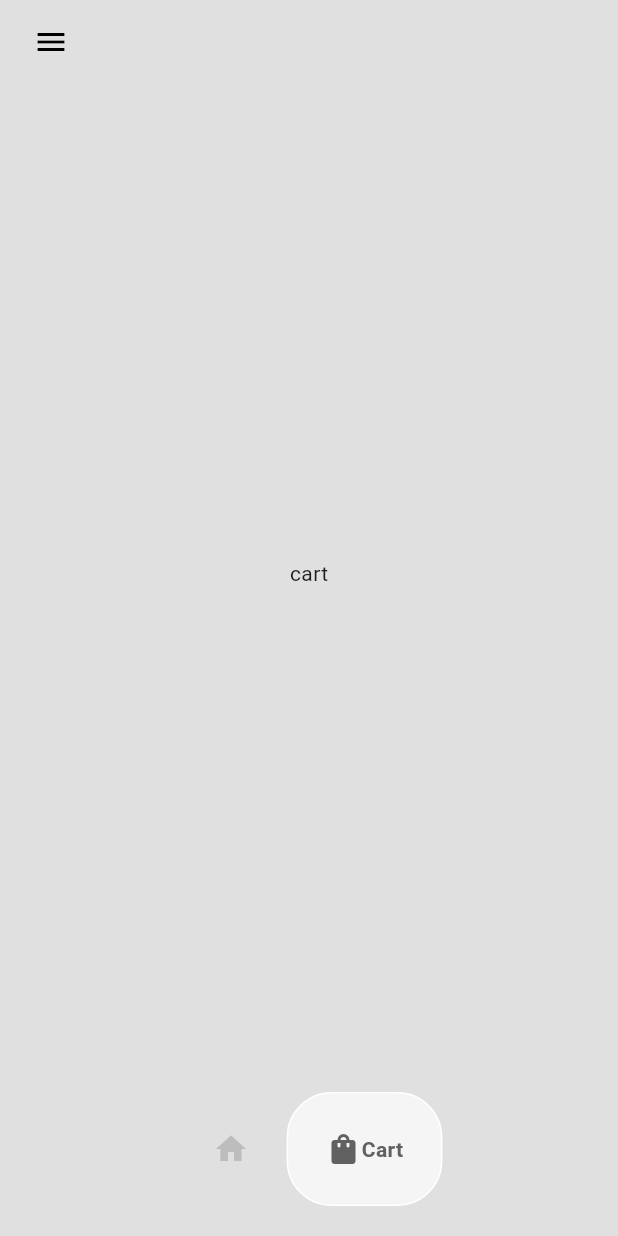
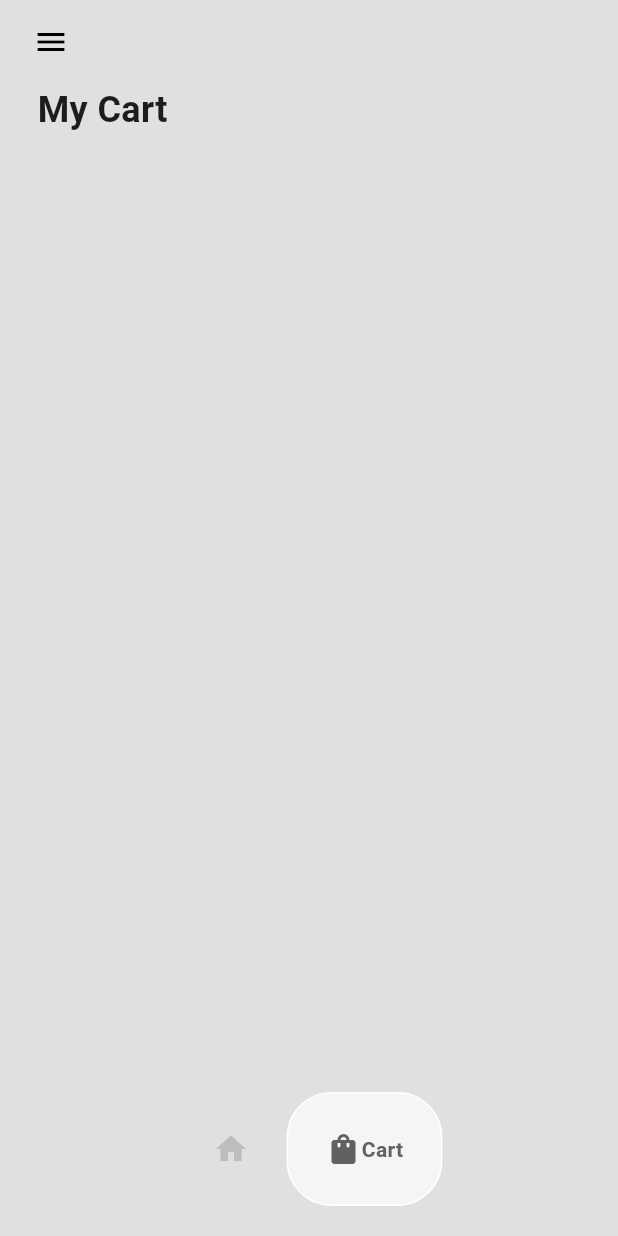
Before and after one commit to KowKeeYee/ecommerce, a Flutter app: the HomePage screen opened directly, item 2 of the bottom bar chosen, on a phone screen of 412 x 824 dp. Run offline on Flutter 3.47's test engine with Material 3 defaults, Android fonts, the phone set to English and light mode, and no system bars; drawn by our look-alikes of google_nav_bar.

Commit message:
cart page

```diff
--- /dev/null
+++ b/lib/models/cart.dart
@@ -0,0 +1,51 @@
+import 'package:ecommerce/models/shoe.dart';
+import 'package:flutter/material.dart';
+
+class Cart extends ChangeNotifier {
+  //list of shoes for sale
+  List<Shoe> shoeShop = [
+    Shoe(
+      name: 'Nike Air Force',
+      price: '288',
+      imagePath: 'lib/images/custom-nike-air-force-1-mid.png',
+      description: 'The forward-thinking design',
+    ),
+    Shoe(
+      name: 'Nike Waffle',
+      price: '200',
+      imagePath: 'lib/images/NIKE+WAFFLE+NAV.png',
+      description: 'Hops and Speed-lace up',
+    ),
+    Shoe(
+      name: 'Nike BLAZER',
+      price: '200',
+      imagePath: 'lib/images/BLAZER+MID.png',
+      description: 'Secure midfoot strap',
+    ),
+  ];
+
+  //list of items in user cart
+  List<Shoe> userCart = [];
+
+  //get list of shoes for sale
+  List<Shoe> getShoeList() {
+    return shoeShop;
+  }
+
+  //get cart
+  List<Shoe> getUserCart() {
+    return userCart;
+  }
+
+  //add items to cart
+  void addItemToCart(Shoe shoe) {
+    userCart.add(shoe);
+    notifyListeners();
+  }
+
+  //remove item from cart
+  void removeItemFromCart(Shoe shoe) {
+    userCart.remove(shoe);
+    notifyListeners();
+  }
+}
--- a/lib/pages/cart_page.dart
+++ b/lib/pages/cart_page.dart
@@ -1,10 +1,42 @@
+import 'package:ecommerce/components/cart_item.dart';
+import 'package:ecommerce/models/cart.dart';
+import 'package:ecommerce/models/shoe.dart';
 import 'package:flutter/material.dart';
+import 'package:provider/provider.dart';
 
 class CartPage extends StatelessWidget {
   const CartPage({super.key});
 
   @override
   Widget build(BuildContext context) {
-    return Center(child: Text('cart'));
+    return Consumer<Cart>(
+      builder: (context, value, child) => Padding(
+        padding: const EdgeInsets.symmetric(horizontal: 25),
+        child: Column(
+          crossAxisAlignment: CrossAxisAlignment.start,
+          children: [
+            const Text(
+              "My Cart",
+              style: TextStyle(fontWeight: FontWeight.bold, fontSize: 24),
+            ),
+
+            const SizedBox(height: 25),
+
+            Expanded(
+              child: ListView.builder(
+                itemCount: value.getUserCart().length,
+                itemBuilder: (context, index) {
+                  //get individual shoe
+                  Shoe individualShoe = value.getUserCart()[index];
+
+                  //return cart item
+                  return CartItem(shoe: individualShoe);
+                },
+              ),
+            ),
+          ],
+        ),
+      ),
+    );
   }
 }
--- a/pubspec.yaml
+++ b/pubspec.yaml
@@ -35,6 +35,7 @@ dependencies:
   # Use with the CupertinoIcons class for iOS style icons.
   cupertino_icons: ^1.0.8
   google_nav_bar: ^5.0.7
+  provider: ^6.1.5
 
 dev_dependencies:
   flutter_test:
```
Also changed, not shown: lib/components/cart_item.dart (added, +55 -0 lines), lib/components/shoe_tile.dart (+13 -3 lines), lib/main.dart (+8 -3 lines), lib/pages/shop_page.dart (+31 -10 lines), pubspec.lock.
